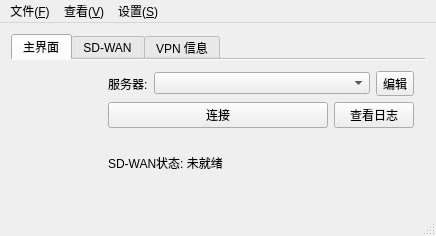
The window that src/dialog/mainwindow.ui (Cxiyuan/sslvpn) describes before a commit, drawn with Qt 5.
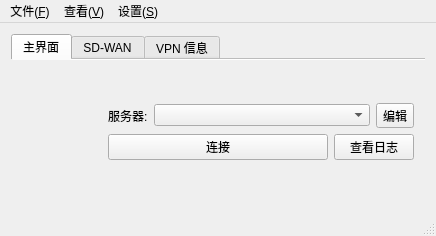
The same window after the commit. Icons and pictures are not drawn.

Commit message:
fix: 将SD-WAN状态移至主界面左下角
- 从布局中移除,改为绝对定位
- 位置: 左下角(x:5, y:150)
- 小字体灰色显示,不影响界面布局
- 简化文本为"SD-WAN: 就绪/未就绪"

🤖 Generated with [Qoder][https://qoder.com]

Patch:
```diff
--- a/src/dialog/mainwindow.ui
+++ b/src/dialog/mainwindow.ui
@@ -158,21 +158,30 @@
               </item>
              </layout>
             </item>
-            <item>
-             <widget class="QLabel" name="sdwanMainStatusLabel">
-              <property name="visible">
-               <bool>false</bool>
-              </property>
-              <property name="text">
-               <string>SD-WAN状态: 未就绪</string>
-              </property>
-             </widget>
-            </item>
            </layout>
           </item>
          </layout>
         </item>
        </layout>
+       <widget class="QLabel" name="sdwanMainStatusLabel">
+        <property name="geometry">
+         <rect>
+          <x>5</x>
+          <y>150</y>
+          <width>150</width>
+          <height>20</height>
+         </rect>
+        </property>
+        <property name="visible">
+         <bool>false</bool>
+        </property>
+        <property name="text">
+         <string>SD-WAN: 未就绪</string>
+        </property>
+        <property name="styleSheet">
+         <string>font-size: 9pt; color: gray;</string>
+        </property>
+       </widget>
       </widget>
       <widget class="QWidget" name="tabWidget_sdwan">
        <attribute name="title">
```
The commit also changes 1 other file.
